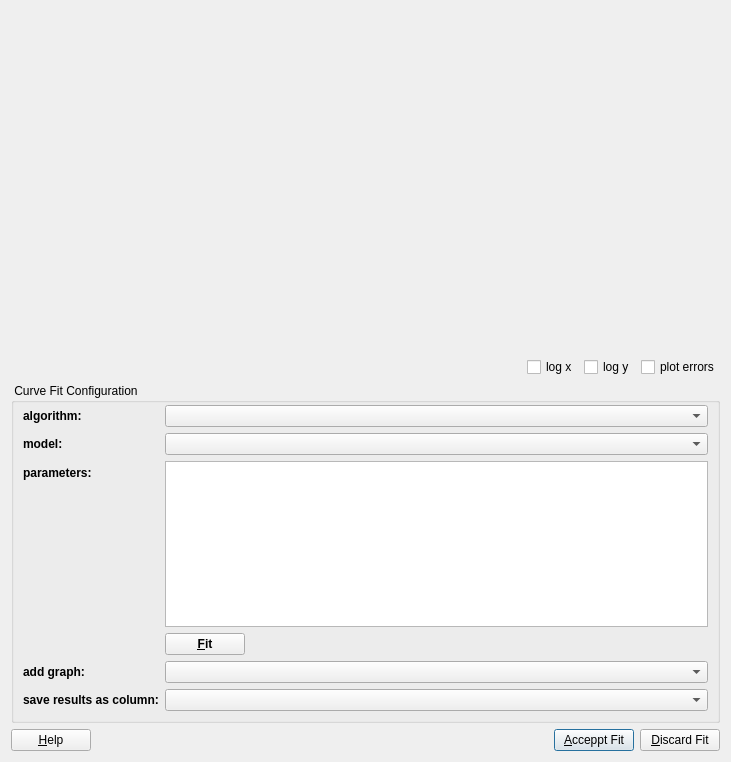
The window that plugins/table/qfrdrtablecurvefitdialog.ui (jkriege2/QuickFit3) describes before a commit, drawn with Qt 5.
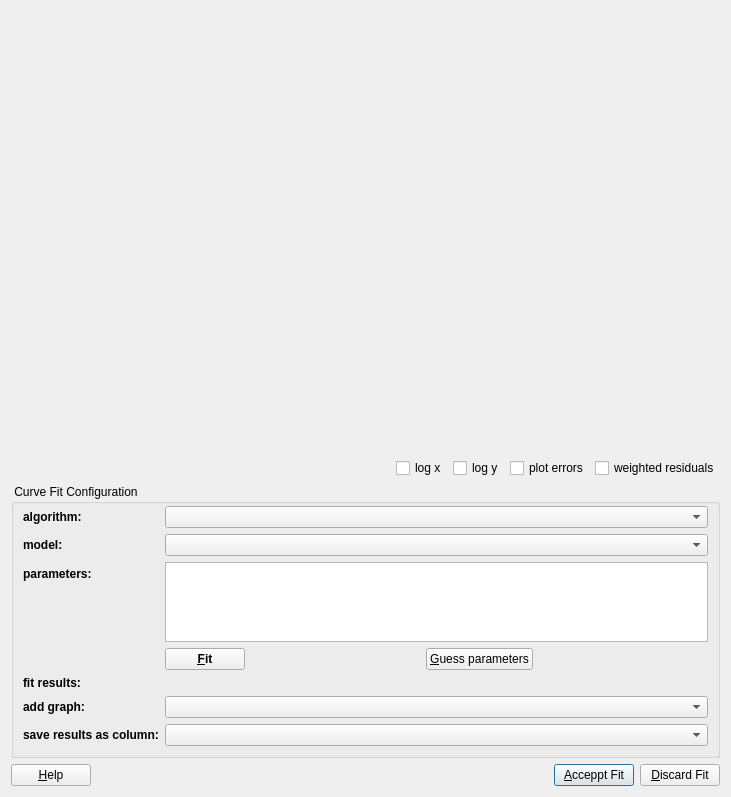
The same window after the commit. Icons and pictures are not drawn. Custom widgets are drawn as their Qt base class.

Commit message:
QuickFit3/table: - added horizontal/vertical range plots - added residuals to regression dialog - added residuals to curve fit dialog - added "guess parameters" button to curve fit dialog - bugfix: fixed possible crash in residuals dialog
QuickFit3/fitfunction_general: some functions now support parameter guessing (line, gaussian, double-gaussian)

Diff of the .ui file:
```diff
--- a/plugins/table/qfrdrtablecurvefitdialog.ui
+++ b/plugins/table/qfrdrtablecurvefitdialog.ui
@@ -10,7 +10,7 @@
     <x>0</x>
     <y>0</y>
     <width>731</width>
-    <height>762</height>
+    <height>797</height>
    </rect>
   </property>
   <property name="windowTitle">
@@ -20,7 +20,7 @@
    <iconset resource="qfrdrtable.qrc">
     <normaloff>:/table/regression.png</normaloff>:/table/regression.png</iconset>
   </property>
-  <layout class="QVBoxLayout" name="verticalLayout" stretch="1,0,1,0">
+  <layout class="QVBoxLayout" name="verticalLayout" stretch="3,1,0,2,0">
    <item>
     <widget class="QFPlotter" name="pltDistribution" native="true">
      <property name="minimumSize">
@@ -32,7 +32,17 @@
     </widget>
    </item>
    <item>
-    <layout class="QHBoxLayout" name="horizontalLayout_3" stretch="1,0,0,0">
+    <widget class="QFPlotter" name="pltResiduals" native="true">
+     <property name="minimumSize">
+      <size>
+       <width>100</width>
+       <height>100</height>
+      </size>
+     </property>
+    </widget>
+   </item>
+   <item>
+    <layout class="QHBoxLayout" name="horizontalLayout_3" stretch="1,0,0,0,0">
      <item>
       <widget class="DoubleDataCutSliders" name="datacut" native="true">
        <property name="minimumSize">
@@ -64,6 +74,13 @@
        </property>
       </widget>
      </item>
+     <item>
+      <widget class="QCheckBox" name="chkWeightedResiduals">
+       <property name="text">
+        <string>weighted residuals</string>
+       </property>
+      </widget>
+     </item>
     </layout>
    </item>
    <item>
@@ -161,6 +178,26 @@
           </property>
          </widget>
         </item>
+        <item>
+         <spacer name="horizontalSpacer_3">
+          <property name="orientation">
+           <enum>Qt::Horizontal</enum>
+          </property>
+          <property name="sizeHint" stdset="0">
+           <size>
+            <width>40</width>
+            <height>20</height>
+           </size>
+          </property>
+         </spacer>
+        </item>
+        <item>
+         <widget class="QPushButton" name="btnGuess">
+          <property name="text">
+           <string>&amp;Guess parameters</string>
+          </property>
+         </widget>
+        </item>
         <item>
          <spacer name="horizontalSpacer">
           <property name="orientation">
@@ -176,7 +213,7 @@
         </item>
        </layout>
       </item>
-      <item row="4" column="0">
+      <item row="5" column="0">
        <widget class="QLabel" name="label_4">
         <property name="font">
          <font>
@@ -189,10 +226,10 @@
         </property>
        </widget>
       </item>
-      <item row="4" column="1">
+      <item row="5" column="1">
        <widget class="QComboBox" name="cmbAddGraph"/>
       </item>
-      <item row="5" column="0">
+      <item row="6" column="0">
        <widget class="QLabel" name="label_5">
         <property name="font">
          <font>
@@ -205,9 +242,29 @@
         </property>
        </widget>
       </item>
-      <item row="5" column="1">
+      <item row="6" column="1">
        <widget class="QComboBox" name="cmbSaveColumn"/>
       </item>
+      <item row="4" column="0">
+       <widget class="QLabel" name="label_3">
+        <property name="font">
+         <font>
+          <weight>75</weight>
+          <bold>true</bold>
+         </font>
+        </property>
+        <property name="text">
+         <string>fit results:</string>
+        </property>
+       </widget>
+      </item>
+      <item row="4" column="1">
+       <widget class="JKQTMathTextLabel" name="labFitResult">
+        <property name="text">
+         <string/>
+        </property>
+       </widget>
+      </item>
      </layout>
     </widget>
    </item>
@@ -281,6 +338,11 @@
    <extends>QComboBox</extends>
    <header>qffitalgorithmcombobox.h</header>
   </customwidget>
+  <customwidget>
+   <class>JKQTMathTextLabel</class>
+   <extends>QLabel</extends>
+   <header>jkqtmathtext.h</header>
+  </customwidget>
  </customwidgets>
  <resources>
   <include location="../../lib/lib.qrc"/>
```
Left out of the diff: 2 changed lines with no effect on the pictures. The commit also changes 49 other files.
